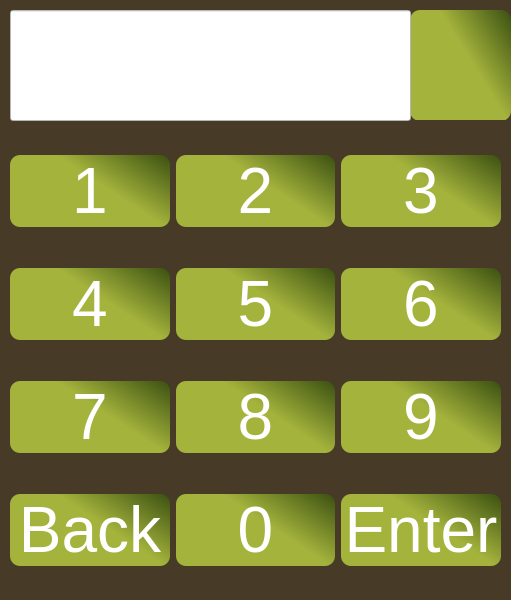
This is pinnumpad.ui in darryusa/QtProcess as Qt 5 draws it before an edit. The edited form follows.
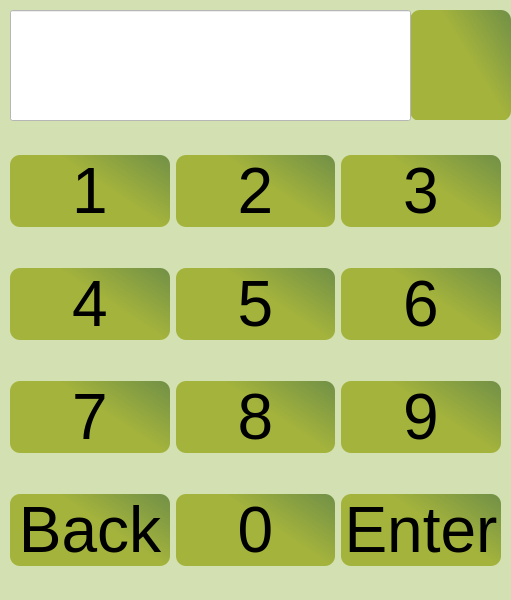
This is the edited form. Icons and pictures are not drawn.

```diff
--- a/pinnumpad.ui
+++ b/pinnumpad.ui
@@ -14,7 +14,10 @@
    <string>Dialog</string>
   </property>
   <property name="styleSheet">
-   <string notr="true">background-color: rgb(71, 58, 39);</string>
+   <string notr="true">border-image: url(:/image/featured-overlayOK.png);
+
+background-color: rgb(211, 225, 178);
+</string>
   </property>
   <widget class="QPushButton" name="backButton">
    <property name="geometry">
@@ -93,7 +96,7 @@
 	background-color: qlineargradient(spread:pad, x1:1, y1:0.041, x2:0.534178, y2:0.358, stop:0.0366492 rgba(64, 103, 10, 164), stop:1 rgba(164, 179, 60, 255));
 
 	border-radius: 10px;
-	color: rgb(255, 255, 255);
+	color: rgb(0,0,0);
 }
 QPushButton:pressed{
     background-color: red;
@@ -124,7 +127,7 @@
 	background-color: qlineargradient(spread:pad, x1:1, y1:0.041, x2:0.534178, y2:0.358, stop:0.0366492 rgba(64, 103, 10, 164), stop:1 rgba(164, 179, 60, 255));
 
 	border-radius: 10px;
-	color: rgb(255, 255, 255);
+	color: rgb(0,0,0);
 }
 QPushButton:pressed{
     background-color: red;
@@ -157,7 +160,7 @@
 	background-color: qlineargradient(spread:pad, x1:1, y1:0.041, x2:0.534178, y2:0.358, stop:0.0366492 rgba(64, 103, 10, 164), stop:1 rgba(164, 179, 60, 255));
 
 	border-radius: 10px;
-	color: rgb(255, 255, 255);
+	color: rgb(0,0,0);
 }
 QPushButton:pressed{
     background-color: red;
@@ -190,7 +193,7 @@
 	background-color: qlineargradient(spread:pad, x1:1, y1:0.041, x2:0.534178, y2:0.358, stop:0.0366492 rgba(64, 103, 10, 164), stop:1 rgba(164, 179, 60, 255));
 
 	border-radius: 10px;
-	color: rgb(255, 255, 255);
+	color: rgb(0,0,0);
 }
 QPushButton:pressed{
     background-color: red;
@@ -223,7 +226,7 @@
 	background-color: qlineargradient(spread:pad, x1:1, y1:0.041, x2:0.534178, y2:0.358, stop:0.0366492 rgba(64, 103, 10, 164), stop:1 rgba(164, 179, 60, 255));
 
 	border-radius: 10px;
-	color: rgb(255, 255, 255);
+	color: rgb(0,0,0);
 }
 QPushButton:pressed{
     background-color: red;
@@ -256,7 +259,7 @@
 	background-color: qlineargradient(spread:pad, x1:1, y1:0.041, x2:0.534178, y2:0.358, stop:0.0366492 rgba(64, 103, 10, 164), stop:1 rgba(164, 179, 60, 255));
 
 	border-radius: 10px;
-	color: rgb(255, 255, 255);
+	color: rgb(0,0,0);
 }
 QPushButton:pressed{
     background-color: red;
@@ -289,7 +292,7 @@
 	background-color: qlineargradient(spread:pad, x1:1, y1:0.041, x2:0.534178, y2:0.358, stop:0.0366492 rgba(64, 103, 10, 164), stop:1 rgba(164, 179, 60, 255));
 
 	border-radius: 10px;
-	color: rgb(255, 255, 255);
+	color: rgb(0,0,0);
 }
 QPushButton:pressed{
     background-color: red;
@@ -322,7 +325,7 @@
 	background-color: qlineargradient(spread:pad, x1:1, y1:0.041, x2:0.534178, y2:0.358, stop:0.0366492 rgba(64, 103, 10, 164), stop:1 rgba(164, 179, 60, 255));
 
 	border-radius: 10px;
-	color: rgb(255, 255, 255);
+	color: rgb(0,0,0);
 }
 QPushButton:pressed{
     background-color: red;
@@ -355,7 +358,7 @@
 	background-color: qlineargradient(spread:pad, x1:1, y1:0.041, x2:0.534178, y2:0.358, stop:0.0366492 rgba(64, 103, 10, 164), stop:1 rgba(164, 179, 60, 255));
 
 	border-radius: 10px;
-	color: rgb(255, 255, 255);
+	color: rgb(0,0,0);
 }
 QPushButton:pressed{
     background-color: red;
@@ -388,7 +391,7 @@
 	background-color: qlineargradient(spread:pad, x1:1, y1:0.041, x2:0.534178, y2:0.358, stop:0.0366492 rgba(64, 103, 10, 164), stop:1 rgba(164, 179, 60, 255));
 
 	border-radius: 10px;
-	color: rgb(255, 255, 255);
+	color: rgb(0,0,0);
 }
 QPushButton:pressed{
     background-color: red;
@@ -421,7 +424,7 @@
 	background-color: qlineargradient(spread:pad, x1:1, y1:0.041, x2:0.534178, y2:0.358, stop:0.0366492 rgba(64, 103, 10, 164), stop:1 rgba(164, 179, 60, 255));
 
 	border-radius: 10px;
-	color: rgb(255, 255, 255);
+	color: rgb(0,0,0);
 }
 QPushButton:pressed{
     background-color: red;
@@ -454,7 +457,7 @@
 	background-color: qlineargradient(spread:pad, x1:1, y1:0.041, x2:0.534178, y2:0.358, stop:0.0366492 rgba(64, 103, 10, 164), stop:1 rgba(164, 179, 60, 255));
 
 	border-radius: 10px;
-	color: rgb(255, 255, 255);
+	color: rgb(0,0,0);
 }
 QPushButton:pressed{
     background-color: red;
```
